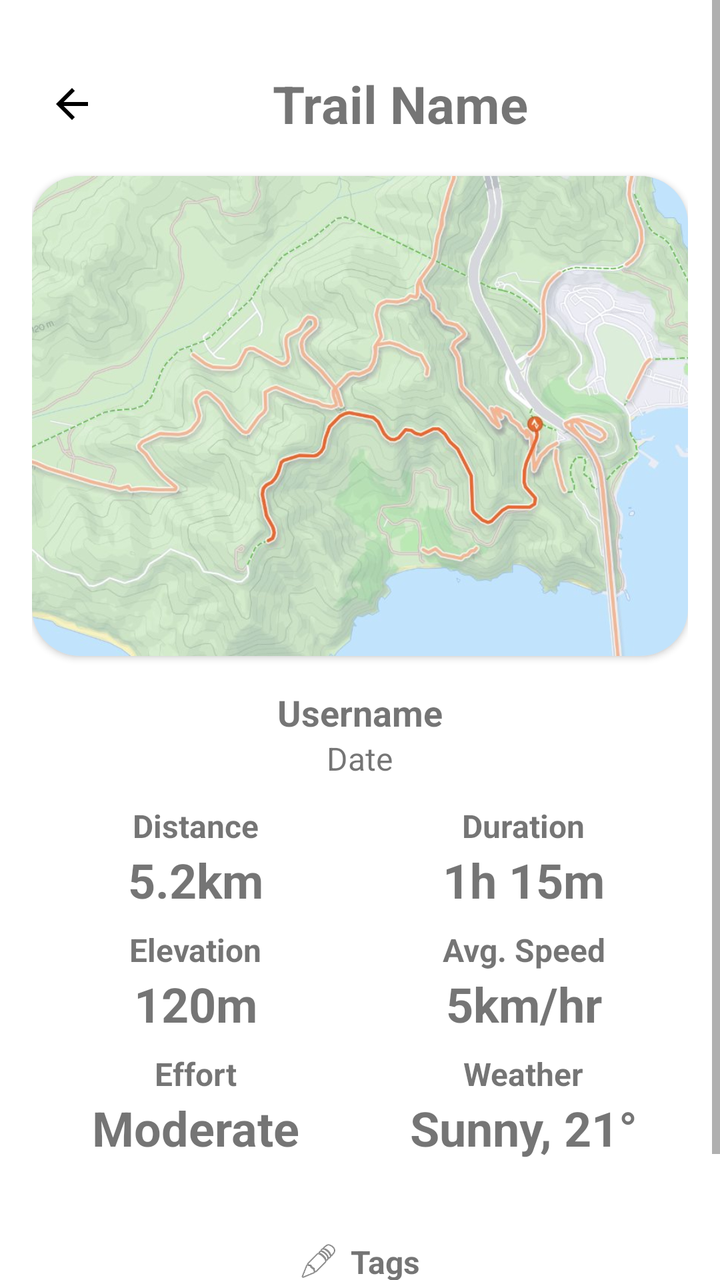
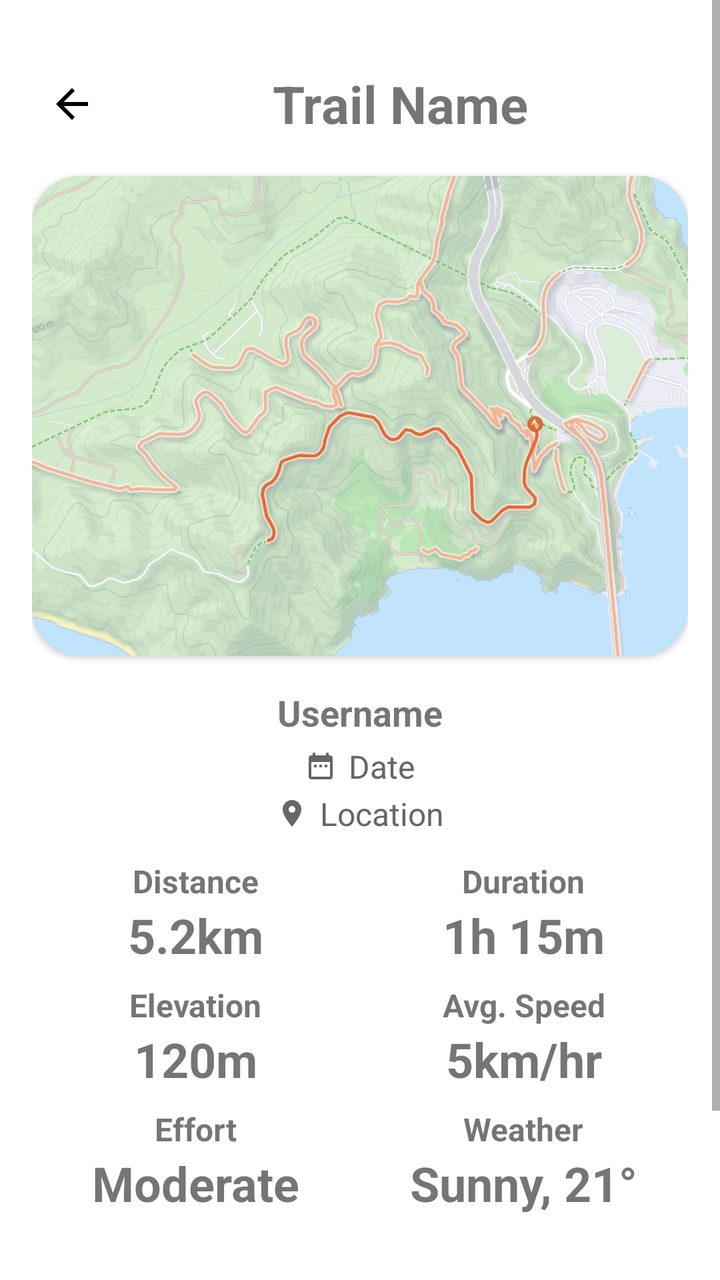

Two renders of the same Android screen: before a commit and after it. Below are the layout's source before the change and the commit's diff.
<!-- AndroidManifest.xml: activity theme Theme.LocalTrail -->
<!-- res/layout/fragment_trail_detail.xml -->
<?xml version="1.0" encoding="utf-8"?>
<LinearLayout xmlns:android="http://schemas.android.com/apk/res/android"
    xmlns:app="http://schemas.android.com/apk/res-auto"
    android:layout_width="match_parent"
    android:layout_height="match_parent"
    android:orientation="vertical">

    <ScrollView
        android:layout_width="match_parent"
        android:layout_height="match_parent"
        android:background="@android:color/white">

        <LinearLayout
            android:layout_width="match_parent"
            android:layout_height="wrap_content"
            android:orientation="vertical"
            android:padding="16dp">

            
            <LinearLayout
                android:layout_width="match_parent"
                android:layout_height="wrap_content"
                android:orientation="horizontal"
                android:gravity="center_vertical"
                android:paddingTop="16dp"
                android:paddingBottom="8dp">
                <ImageButton
                    android:id="@+id/backButton"
                    android:layout_width="40dp"
                    android:layout_height="40dp"
                    android:background="?attr/selectableItemBackgroundBorderless"
                    android:src="@drawable/ic_arrow_back_24"
                    android:contentDescription="Back" />
                <TextView
                    android:id="@+id/trailNameTextView"
                    android:layout_width="0dp"
                    android:layout_height="wrap_content"
                    android:layout_weight="1"
                    android:text="Trail Name"
                    android:textSize="26sp"
                    android:textStyle="bold"
                    android:gravity="center"
                    android:paddingStart="8dp"
                    android:paddingEnd="8dp" />
                <ImageButton
                    android:id="@+id/menuButton"
                    android:layout_width="40dp"
                    android:layout_height="40dp"
                    android:background="?attr/selectableItemBackgroundBorderless"
                    android:src="@drawable/ic_more_vert"
                    android:contentDescription="Menu"
                    android:visibility="gone" />
            </LinearLayout>

            
            <androidx.cardview.widget.CardView
                android:layout_width="match_parent"
                android:layout_height="240dp"
                android:layout_marginTop="8dp"
                android:layout_marginBottom="16dp"
                android:layout_gravity="center_horizontal"
                app:cardCornerRadius="24dp"
                app:cardElevation="2dp">
                <ImageView
                    android:id="@+id/mapPlaceholder"
                    android:layout_width="match_parent"
                    android:layout_height="match_parent"
                    android:scaleType="centerCrop"
                    android:background="#E0E0E0"
                    android:src="@drawable/trail"
                    android:contentDescription="Map Placeholder"
                    android:adjustViewBounds="true"
                    android:cropToPadding="true" />
            </androidx.cardview.widget.CardView>

            
            <LinearLayout
                android:layout_width="match_parent"
                android:layout_height="wrap_content"
                android:orientation="vertical"
                android:gravity="center_horizontal"
                android:layout_marginBottom="8dp">
                <TextView
                    android:id="@+id/usernameTextView"
                    android:layout_width="wrap_content"
                    android:layout_height="wrap_content"
                    android:text="Username"
                    android:textStyle="bold"
                    android:textSize="18sp"
                    android:gravity="center_horizontal" />
                <TextView
                    android:id="@+id/dateTextView"
                    android:layout_width="wrap_content"
                    android:layout_height="wrap_content"
                    android:text="Date"
                    android:textSize="16sp"
                    android:gravity="center_horizontal" />
            </LinearLayout>

            
            <GridLayout
                android:layout_width="match_parent"
                android:layout_height="wrap_content"
                android:columnCount="2"
                android:rowCount="3"
                android:layout_marginBottom="12dp"
                android:alignmentMode="alignMargins"
                android:useDefaultMargins="true"
                android:layout_gravity="center_horizontal">

                <LinearLayout
                    android:orientation="vertical"
                    android:layout_width="0dp"
                    android:layout_height="wrap_content"
                    android:layout_columnWeight="1"
                    android:layout_row="0"
                    android:layout_column="0"
                    android:gravity="center_horizontal">
                    <TextView
                        android:text="Distance"
                        android:textStyle="bold"
                        android:textSize="16sp"
                        android:layout_width="wrap_content"
                        android:layout_height="wrap_content" />
                    <TextView
                        android:id="@+id/distanceTextView"
                        android:text="5.2km"
                        android:textSize="24sp"
                        android:textStyle="bold"
                        android:layout_width="wrap_content"
                        android:layout_height="wrap_content" />
                </LinearLayout>
                <LinearLayout
                    android:orientation="vertical"
                    android:layout_width="0dp"
                    android:layout_height="wrap_content"
                    android:layout_columnWeight="1"
                    android:layout_row="0"
                    android:layout_column="1"
                    android:gravity="center_horizontal">
                <TextView
                    android:text="Duration"
                    android:textStyle="bold"
                    android:textSize="16sp"
                    android:layout_width="wrap_content"
                    android:layout_height="wrap_content" />
                <TextView
                    android:id="@+id/durationTextView"
                    android:text="1h 15m"
                    android:textSize="24sp"
                    android:textStyle="bold"
                    android:layout_width="wrap_content"
                    android:layout_height="wrap_content" />
                </LinearLayout>
                <LinearLayout
                    android:orientation="vertical"
                    android:layout_width="0dp"
                    android:layout_height="wrap_content"
                    android:layout_columnWeight="1"
                    android:layout_row="1"
                    android:layout_column="0"
                    android:gravity="center_horizontal">
                    <TextView
                        android:text="Elevation"
                        android:textStyle="bold"
                        android:textSize="16sp"
                        android:layout_width="wrap_content"
                        android:layout_height="wrap_content" />
                    <TextView
                        android:id="@+id/elevationTextView"
                        android:text="120m"
                        android:textSize="24sp"
                        android:textStyle="bold"
                        android:layout_width="wrap_content"
                        android:layout_height="wrap_content" />
                </LinearLayout>
                <LinearLayout
                    android:orientation="vertical"
                    android:layout_width="0dp"
                    android:layout_height="wrap_content"
                    android:layout_columnWeight="1"
                    android:layout_row="1"
                    android:layout_column="1"
                    android:gravity="center_horizontal">
                <TextView
                    android:text="Avg. Speed"
                    android:textStyle="bold"
                    android:textSize="16sp"
                    android:layout_width="wrap_content"
                    android:layout_height="wrap_content" />
                <TextView
                    android:id="@+id/speedTextView"
                    android:text="5km/hr"
                    android:textSize="24sp"
                    android:textStyle="bold"
                    android:layout_width="wrap_content"
                    android:layout_height="wrap_content" />
                </LinearLayout>
                <LinearLayout
                    android:orientation="vertical"
                    android:layout_width="0dp"
                    android:layout_height="wrap_content"
                    android:layout_columnWeight="1"
                    android:layout_row="2"
                    android:layout_column="0"
                    android:gravity="center_horizontal">
                <TextView
                    android:text="Effort"
                    android:textStyle="bold"
                    android:textSize="16sp"
                    android:layout_width="wrap_content"
                    android:layout_height="wrap_content" />
                <TextView
                    android:id="@+id/effortTextView"
                    android:text="Moderate"
                    android:textSize="24sp"
                    android:textStyle="bold"
                    android:layout_width="wrap_content"
                    android:layout_height="wrap_content" />
                </LinearLayout>
                <LinearLayout
                    android:orientation="vertical"
                    android:layout_width="0dp"
                    android:layout_height="wrap_content"
                    android:layout_columnWeight="1"
                    android:layout_row="2"
                    android:layout_column="1"
                    android:gravity="center_horizontal">
                <TextView
                    android:text="Weather"
                    android:textStyle="bold"
                    android:textSize="16sp"
                    android:layout_width="wrap_content"
                    android:layout_height="wrap_content" />
                <TextView
                    android:id="@+id/weatherTextView"
                    android:text="Sunny, 21°"
                    android:textSize="24sp"
                    android:textStyle="bold"
                    android:layout_width="wrap_content"
                    android:layout_height="wrap_content" />
                </LinearLayout>
            </GridLayout>

            
            <LinearLayout
                android:layout_width="match_parent"
                android:layout_height="wrap_content"
                android:orientation="vertical"
                android:layout_marginTop="16dp">

                
                <LinearLayout
                    android:layout_width="match_parent"
                    android:layout_height="wrap_content"
                    android:orientation="horizontal"
                    android:gravity="center">
                    
                    <LinearLayout
                        android:id="@+id/tagsButton"
                        android:layout_width="wrap_content"
                        android:layout_height="wrap_content"
                        android:orientation="horizontal"
                        android:gravity="center"
                        android:background="?attr/selectableItemBackground"
                        android:clickable="true"
                        android:focusable="true"
                        android:padding="8dp">
                        
                        <ImageView
                            android:layout_width="20dp"
                            android:layout_height="20dp"
                            android:src="@android:drawable/ic_menu_edit"
                            android:contentDescription="Tags"
                            android:layout_marginEnd="6dp"/>
                            
                        <TextView
                            android:id="@+id/tagsTextView"
                            android:layout_width="wrap_content"
                            android:layout_height="wrap_content"
                            android:text="Tags"
                            android:textStyle="bold"
                            android:textSize="16sp"/>
                    </LinearLayout>
                </LinearLayout>

                
                <com.google.android.material.chip.ChipGroup
                    android:id="@+id/tagsContainer"
                    android:layout_width="match_parent"
                    android:layout_height="wrap_content"
                    android:layout_marginTop="8dp"
                    android:paddingStart="16dp"
                    android:paddingEnd="16dp"
                    app:chipSpacingHorizontal="8dp" />

            </LinearLayout>

            
            <TextView
                android:id="@+id/notesTextView"
                android:layout_width="match_parent"
                android:layout_height="wrap_content"
                android:text="Notes: ..."
                android:textSize="15sp"
                android:layout_marginTop="8dp"
                android:layout_marginBottom="8dp" />

        </LinearLayout>
    </ScrollView>
</LinearLayout>
<!-- resources referenced by this layout -->
<resources>
  <!-- drawable ic_arrow_back_24 (drawable) -->
  <?xml version="1.0" encoding="utf-8"?>
  <vector xmlns:android="http://schemas.android.com/apk/res/android"
      android:width="24dp"
      android:height="24dp"
      android:viewportWidth="24"
      android:viewportHeight="24">
      <path
          android:fillColor="#FF000000"
          android:pathData="M20,11H7.83l5.59-5.59L12,4l-8,8 8,8 1.41-1.41L7.83,13H20v-2z"/>
  </vector>
  <!-- drawable ic_more_vert (drawable) -->
  <?xml version="1.0" encoding="utf-8"?>
  <vector xmlns:android="http://schemas.android.com/apk/res/android"
          android:width="24dp"
          android:height="24dp"
          android:viewportHeight="24.0"
          android:viewportWidth="24.0">
      <path
          android:fillColor="#FF000000"
          android:pathData="M12 8c1.1 0 2-.9 2-2s-.9-2-2-2-2 .9-2 2 .9 2 2 2zm0 2c-1.1 0-2 .9-2 2s.9 2 2 2 2-.9 2-2-.9-2-2-2zm0 6c-1.1 0-2 .9-2 2s.9 2 2 2 2-.9 2-2-.9-2-2-2z"/>
  </vector>
  <!-- drawable trail: jpg bitmap (drawable, 104025 bytes) -->
  <style name="Theme.LocalTrail" parent="Theme.MaterialComponents.DayNight.NoActionBar">
          
          <item name="colorPrimary">@color/purple_500</item>
          <item name="colorPrimaryVariant">@color/purple_700</item>
          <item name="colorOnPrimary">@color/white</item>
          
          <item name="colorSecondary">@color/teal_200</item>
          <item name="colorSecondaryVariant">@color/teal_700</item>
          <item name="colorOnSecondary">@color/black</item>
          
          <item name="android:statusBarColor">@android:color/white</item>
          
          <item name="windowActionBar">false</item>
          <item name="windowNoTitle">true</item>
      </style>
  <color name="purple_500">#FF6200EE</color>
  <color name="purple_700">#FF3700B3</color>
  <color name="white">#FFFFFFFF</color>
  <color name="teal_200">#FF03DAC5</color>
  <color name="teal_700">#FF018786</color>
  <color name="black">#FF000000</color>
</resources>

<!-- the commit's change to res/layout/fragment_trail_detail.xml (unified diff, before → after) -->
@@ -88,13 +88,86 @@
                     android:textStyle="bold"
                     android:textSize="18sp"
                     android:gravity="center_horizontal" />
-                <TextView
-                    android:id="@+id/dateTextView"
-                    android:layout_width="wrap_content"
-                    android:layout_height="wrap_content"
-                    android:text="Date"
-                    android:textSize="16sp"
-                    android:gravity="center_horizontal" />
+                
+                
+                <LinearLayout
+                    android:layout_width="wrap_content"
+                    android:layout_height="wrap_content"
+                    android:orientation="horizontal"
+                    android:gravity="center_vertical"
+                    android:layout_marginTop="4dp">
+                    
+                    <ImageView
+                        android:layout_width="16dp"
+                        android:layout_height="16dp"
+                        android:src="@drawable/ic_calendar"
+                        android:layout_marginEnd="6dp"
+                        android:tint="#666"
+                        android:contentDescription="Date icon" />
+                    
+                    <TextView
+                        android:id="@+id/dateTextView"
+                        android:layout_width="wrap_content"
+                        android:layout_height="wrap_content"
+                        android:text="Date"
+                        android:textSize="16sp"
+                        android:textColor="#666"
+                        android:gravity="center_horizontal" />
+                </LinearLayout>
+                
+                
+                <LinearLayout
+                    android:layout_width="wrap_content"
+                    android:layout_height="wrap_content"
+                    android:orientation="horizontal"
+                    android:gravity="center_vertical"
+                    android:layout_marginTop="2dp">
+                    
+                    <ImageView
+                        android:layout_width="16dp"
+                        android:layout_height="16dp"
+                        android:src="@drawable/ic_location_pin"
+                        android:layout_marginEnd="6dp"
+                        android:tint="#666"
+                        android:contentDescription="Location icon" />
+                    
+                    <TextView
+                        android:id="@+id/locationTextView"
+                        android:layout_width="wrap_content"
+                        android:layout_height="wrap_content"
+                        android:text="Location"
+                        android:textSize="16sp"
+                        android:textColor="#666"
+                        android:gravity="center_horizontal" />
+                </LinearLayout>
+                
+                
+                <LinearLayout
+                    android:id="@+id/descriptionSection"
+                    android:layout_width="match_parent"
+                    android:layout_height="wrap_content"
+                    android:layout_marginTop="12dp"
+                    android:orientation="vertical"
+                    android:gravity="center_horizontal"
+                    android:visibility="gone">
+                    
+                    <TextView
+                        android:text="Description"
+                        android:textStyle="bold"
+                        android:textSize="16sp"
+                        android:layout_width="wrap_content"
+                        android:layout_height="wrap_content"
+                        android:layout_marginBottom="4dp" />
+                    
+                    <TextView
+                        android:id="@+id/descriptionTextView"
+                        android:layout_width="match_parent"
+                        android:layout_height="wrap_content"
+                        android:text="Trail description"
+                        android:textSize="15sp"
+                        android:textColor="#333"
+                        android:gravity="center" />
+                </LinearLayout>
             </LinearLayout>
 
             
<!-- resource entries referenced after the edit -->
@@ -10,6 +10,28 @@
       <path
           android:fillColor="#FF000000"
           android:pathData="M20,11H7.83l5.59-5.59L12,4l-8,8 8,8 1.41-1.41L7.83,13H20v-2z"/>
+  </vector>
+  <!-- drawable ic_calendar (drawable) -->
+  <vector xmlns:android="http://schemas.android.com/apk/res/android"
+      android:width="24dp"
+      android:height="24dp"
+      android:viewportWidth="24"
+      android:viewportHeight="24"
+      android:tint="?attr/colorOnSurface">
+    <path
+        android:fillColor="@android:color/white"
+        android:pathData="M9,11L7,11v2h2v-2zM13,11h-2v2h2v-2zM17,11h-2v2h2v-2zM19,4h-1L18,2h-2v2L8,4L8,2L6,2v2L5,4c-1.11,0 -1.99,0.9 -1.99,2L3,20c0,1.1 0.89,2 2,2h14c1.1,0 2,-0.9 2,-2L21,6c0,-1.1 -0.9,-2 -2,-2zM19,20L5,20L5,9h14v11z"/>
+  </vector>
+  <!-- drawable ic_location_pin (drawable) -->
+  <vector xmlns:android="http://schemas.android.com/apk/res/android"
+      android:width="24dp"
+      android:height="24dp"
+      android:viewportWidth="24"
+      android:viewportHeight="24"
+      android:tint="?attr/colorOnSurface">
+    <path
+        android:fillColor="@android:color/white"
+        android:pathData="M12,2C8.13,2 5,5.13 5,9c0,5.25 7,13 7,13s7,-7.75 7,-13c0,-3.87 -3.13,-7 -7,-7zM12,11.5c-1.38,0 -2.5,-1.12 -2.5,-2.5s1.12,-2.5 2.5,-2.5 2.5,1.12 2.5,2.5 -1.12,2.5 -2.5,2.5z"/>
   </vector>
   <!-- drawable ic_more_vert (drawable) -->
   <?xml version="1.0" encoding="utf-8"?>
